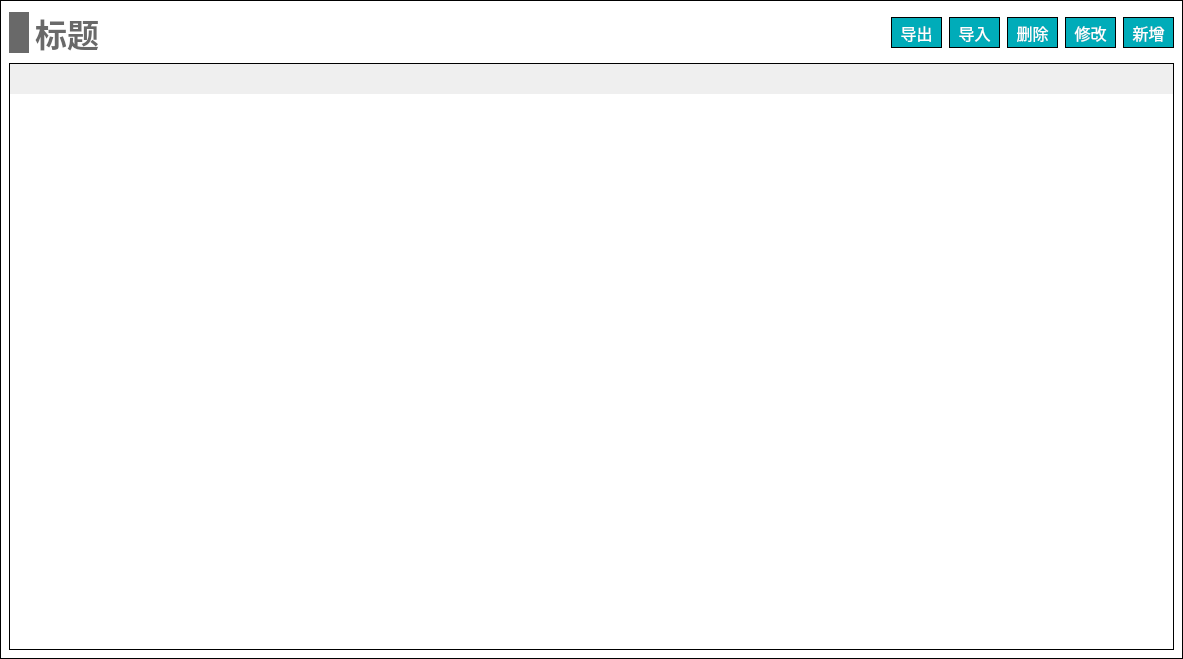
Old version of the form NoiseCalSoft/componentInpuTableWidget/widget_base_inputtable.ui in the repository haobana/NoiCal.
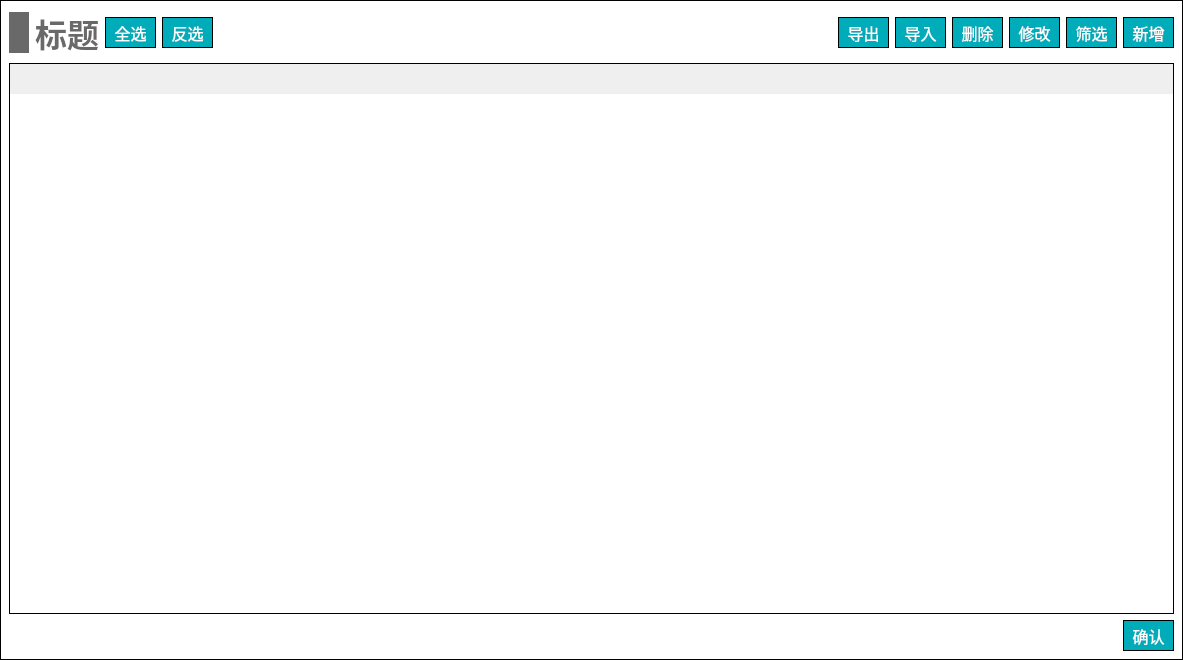
New version of the form.

What changed in the file:
```diff
--- a/NoiseCalSoft/componentInpuTableWidget/widget_base_inputtable.ui
+++ b/NoiseCalSoft/componentInpuTableWidget/widget_base_inputtable.ui
@@ -63,8 +63,14 @@
 }</string>
      </property>
      <layout class="QVBoxLayout" name="verticalLayout_2">
+      <property name="spacing">
+       <number>6</number>
+      </property>
       <item>
        <layout class="QHBoxLayout" name="horizontalLayout_3">
+        <property name="spacing">
+         <number>6</number>
+        </property>
         <item>
          <layout class="QHBoxLayout" name="horizontalLayout">
           <item>
@@ -117,6 +123,92 @@
           </item>
          </layout>
         </item>
+        <item>
+         <layout class="QHBoxLayout" name="horizontalLayout_6">
+          <item>
+           <widget class="QPushButton" name="pushButton_selectAll">
+            <property name="minimumSize">
+             <size>
+              <width>51</width>
+              <height>31</height>
+             </size>
+            </property>
+            <property name="maximumSize">
+             <size>
+              <width>51</width>
+              <height>31</height>
+             </size>
+            </property>
+            <property name="font">
+             <font>
+              <family>黑体</family>
+              <pointsize>12</pointsize>
+             </font>
+            </property>
+            <property name="styleSheet">
+             <string notr="true">QPushButton
+{
+	color:#ffffff; /*文字颜色*/
+    background-color: #00ACB9;/*背景色*/
+    border-radius:0px; /*边框倒角*/
+	border: 1px solid #000000;
+}
+
+
+QPushButton:hover 
+{
+background-color: rgb(0,142,153);
+color: white;
+}</string>
+            </property>
+            <property name="text">
+             <string>全选</string>
+            </property>
+           </widget>
+          </item>
+          <item>
+           <widget class="QPushButton" name="pushButton_unSelectAll">
+            <property name="minimumSize">
+             <size>
+              <width>51</width>
+              <height>31</height>
+             </size>
+            </property>
+            <property name="maximumSize">
+             <size>
+              <width>51</width>
+              <height>31</height>
+             </size>
+            </property>
+            <property name="font">
+             <font>
+              <family>黑体</family>
+              <pointsize>12</pointsize>
+             </font>
+            </property>
+            <property name="styleSheet">
+             <string notr="true">QPushButton
+{
+	color:#ffffff; /*文字颜色*/
+    background-color: #00ACB9;/*背景色*/
+    border-radius:0px; /*边框倒角*/
+	border: 1px solid #000000;
+}
+
+
+QPushButton:hover 
+{
+background-color: rgb(0,142,153);
+color: white;
+}</string>
+            </property>
+            <property name="text">
+             <string>反选</string>
+            </property>
+           </widget>
+          </item>
+         </layout>
+        </item>
         <item>
          <spacer name="horizontalSpacer">
           <property name="orientation">
@@ -133,7 +225,7 @@
         <item>
          <layout class="QHBoxLayout" name="horizontalLayout_2">
           <property name="spacing">
-           <number>7</number>
+           <number>6</number>
           </property>
           <item>
            <widget class="QPushButton" name="pushButton_output">
@@ -299,6 +391,47 @@
             </property>
            </widget>
           </item>
+          <item>
+           <widget class="QPushButton" name="pushButton_filter">
+            <property name="minimumSize">
+             <size>
+              <width>51</width>
+              <height>31</height>
+             </size>
+            </property>
+            <property name="maximumSize">
+             <size>
+              <width>51</width>
+              <height>31</height>
+             </size>
+            </property>
+            <property name="font">
+             <font>
+              <family>黑体</family>
+              <pointsize>12</pointsize>
+             </font>
+            </property>
+            <property name="styleSheet">
+             <string notr="true">QPushButton
+{
+	color:#ffffff; /*文字颜色*/
+    background-color: #00ACB9;/*背景色*/
+    border-radius:0px; /*边框倒角*/
+	border: 1px solid #000000;
+}
+
+
+QPushButton:hover 
+{
+background-color: rgb(0,142,153);
+color: white;
+}</string>
+            </property>
+            <property name="text">
+             <string>筛选</string>
+            </property>
+           </widget>
+          </item>
           <item>
            <widget class="QPushButton" name="pushButton_add">
             <property name="minimumSize">
@@ -349,7 +482,7 @@
         <property name="minimumSize">
          <size>
           <width>1161</width>
-          <height>587</height>
+          <height>551</height>
          </size>
         </property>
         <property name="font">
@@ -428,6 +561,70 @@
         </property>
        </widget>
       </item>
+      <item>
+       <layout class="QHBoxLayout" name="horizontalLayout_confirm">
+        <property name="spacing">
+         <number>7</number>
+        </property>
+        <item>
+         <spacer name="horizontalSpacer_confirm">
+          <property name="orientation">
+           <enum>Qt::Horizontal</enum>
+          </property>
+          <property name="sizeType">
+           <enum>QSizePolicy::Expanding</enum>
+          </property>
+          <property name="sizeHint" stdset="0">
+           <size>
+            <width>40</width>
+            <height>20</height>
+           </size>
+          </property>
+         </spacer>
+        </item>
+        <item>
+         <widget class="QPushButton" name="pushButton_confirm">
+          <property name="minimumSize">
+           <size>
+            <width>51</width>
+            <height>31</height>
+           </size>
+          </property>
+          <property name="maximumSize">
+           <size>
+            <width>51</width>
+            <height>31</height>
+           </size>
+          </property>
+          <property name="font">
+           <font>
+            <family>黑体</family>
+            <pointsize>12</pointsize>
+           </font>
+          </property>
+          <property name="styleSheet">
+           <string notr="true">QPushButton
+{
+	color:#ffffff; /*文字颜色*/
+    background-color: #00ACB9;/*背景色*/
+    border-radius:0px; /*边框倒角*/
+	border: 1px solid #000000;
+}
+
+
+QPushButton:hover 
+{
+background-color: rgb(0,142,153);
+color: white;
+}</string>
+          </property>
+          <property name="text">
+           <string>确认</string>
+          </property>
+         </widget>
+        </item>
+       </layout>
+      </item>
      </layout>
     </widget>
    </item>
```
